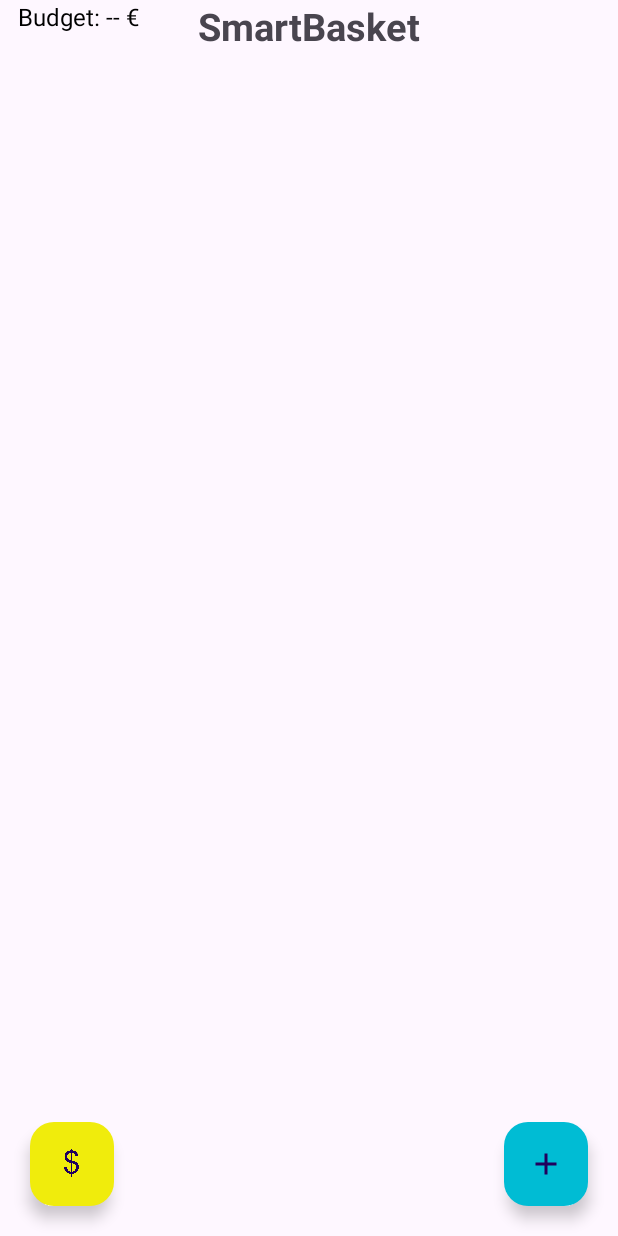
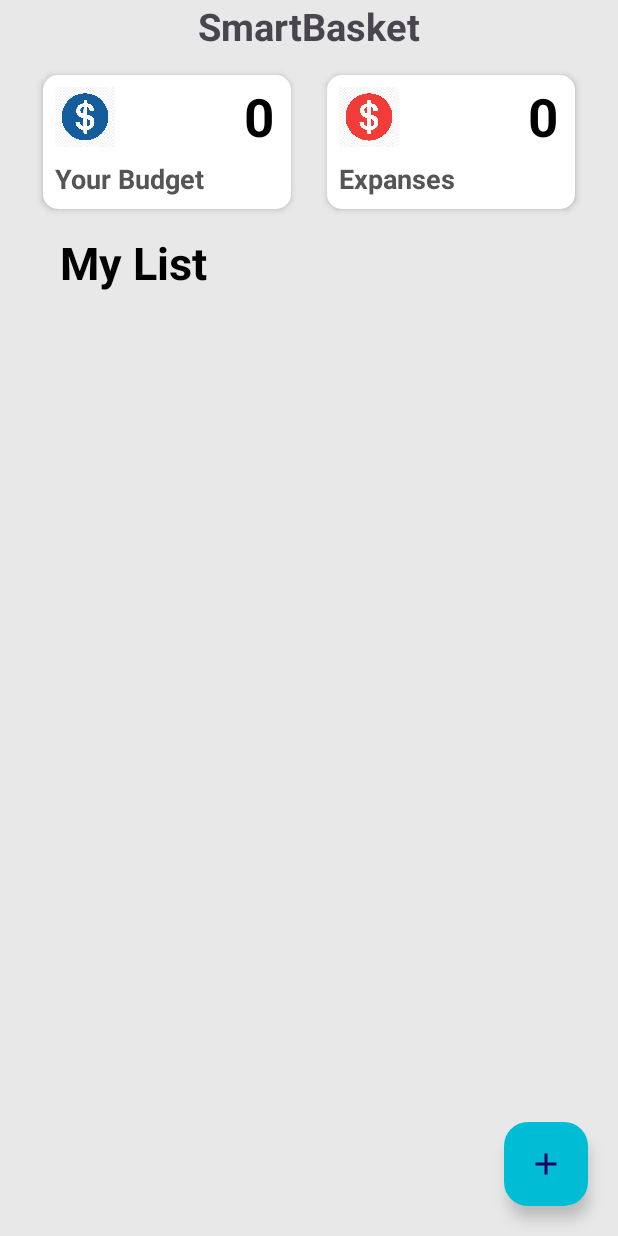
Before and after one commit to LouiseDelarue/ProjectMAD-group3, an Android app: the screen it shows after launch (MainActivity), on a phone screen of 412 x 824 dp. Run offline under Robolectric (Android 15) with nearby library versions, the phone set to English and light mode, and no system bars; libraries missing offline, so code that uses them is left out: it.xabaras.android.

Commit message:
enhanced budget additionals feature incoming...

```diff
--- a/app/src/main/java/com/example/bkyujk/MainActivity.java
+++ b/app/src/main/java/com/example/bkyujk/MainActivity.java
@@ -2,10 +2,15 @@ package com.example.bkyujk;
 
 import android.content.DialogInterface;
 import android.os.Bundle;
+import android.text.InputType;
 import android.view.View;
+import android.widget.EditText;
+import android.widget.RelativeLayout;
 import android.widget.TextView;
+import android.widget.Toast;
 
 import androidx.activity.EdgeToEdge;
+import androidx.appcompat.app.AlertDialog;
 import androidx.appcompat.app.AppCompatActivity;
 import androidx.core.graphics.Insets;
 import androidx.core.view.ViewCompat;
@@ -28,9 +33,8 @@ public class MainActivity extends AppCompatActivity implements OnDialogCloseList
 
     RecyclerView recyclerView;
     FloatingActionButton addButton;
-    FloatingActionButton budgetButton;
     DataBaseHelper myDB;
-    TextView budgetText;
+
     private List<ShoppingListModel> mList;
     private ToDoAdapter adapter;
 
@@ -39,6 +43,9 @@ public class MainActivity extends AppCompatActivity implements OnDialogCloseList
         super.onCreate(savedInstanceState);
         EdgeToEdge.enable(this);
         setContentView(R.layout.activity_main);
+        RelativeLayout budgetContainer = findViewById(R.id.budgetContainer);
+        TextView value1 = findViewById(R.id.value1);
+
         ViewCompat.setOnApplyWindowInsetsListener(findViewById(R.id.main), (v, insets) -> {
             Insets systemBars = insets.getInsets(WindowInsetsCompat.Type.systemBars());
             v.setPadding(systemBars.left, systemBars.top, systemBars.right, systemBars.bottom);
@@ -47,8 +54,7 @@ public class MainActivity extends AppCompatActivity implements OnDialogCloseList
 
         recyclerView = findViewById(R.id.recyclerView);
         addButton = findViewById(R.id.addButton);
-        budgetButton = findViewById(R.id.budgetButton);
-        budgetText = findViewById(R.id.BudgetText);
+
 
         myDB = new DataBaseHelper(MainActivity.this);
         mList = new ArrayList<>();
@@ -69,11 +75,32 @@ public class MainActivity extends AppCompatActivity implements OnDialogCloseList
                 AddNewElem.newInstance().show(getSupportFragmentManager(), AddNewElem.TAG);
             }
         });
-        budgetButton.setOnClickListener(new View.OnClickListener() {
-            @Override
-            public void onClick(View view) {
-                showBudgetDialog();
-            }
+
+        budgetContainer.setOnClickListener(v -> {
+            AlertDialog.Builder builder = new AlertDialog.Builder(MainActivity.this);
+            builder.setTitle("Enter your budget");
+
+            final EditText input = new EditText(MainActivity.this);
+            input.setInputType(
+                    InputType.TYPE_CLASS_NUMBER |
+                    InputType.TYPE_NUMBER_FLAG_DECIMAL);
+            builder.setView(input);
+
+            builder.setPositiveButton("OK", (dialog, which) -> {
+                String enteredValue = input.getText().toString();
+                try {
+                    double budget = Double.parseDouble(enteredValue);
+                    if (budget>0) {
+                        value1.setText(enteredValue);
+                    } else {
+                        Toast.makeText(MainActivity.this, "PLease enter a value greater than 0.", Toast.LENGTH_SHORT).show();
+                    }
+                } catch (NumberFormatException e) {
+                    Toast.makeText(MainActivity.this, "invalid number", Toast.LENGTH_SHORT).show();
+                }
+            });
+            builder.setNegativeButton("Cancel", (dialog, which) -> dialog.cancel());
+            builder.show();
         });
 
         ItemTouchHelper itemTouchHelper = new ItemTouchHelper(new RecyclerViewTouchHelper(adapter));
@@ -87,26 +114,4 @@ public class MainActivity extends AppCompatActivity implements OnDialogCloseList
         adapter.setElements(mList);
         adapter.notifyDataSetChanged();
     }
-
-    private void showBudgetDialog() {
-        final android.widget.EditText input = new android.widget.EditText(this);
-        input.setInputType(android.text.InputType.TYPE_CLASS_NUMBER
-                         | android.text.InputType.TYPE_NUMBER_FLAG_DECIMAL);
-
-        new androidx.appcompat.app.AlertDialog.Builder(this)
-                .setTitle("Set Budget")
-                .setMessage("Enter the budget you want to allocate:")
-                .setView(input)
-                .setPositiveButton("OK", new DialogInterface.OnClickListener() {
-                    public void onClick(DialogInterface dialog, int whichButton) {
-                        String value = input.getText().toString();
-                        if (!value.isEmpty()) {
-                            double budget = Double.parseDouble(value);
-                            budgetText.setText("Budget: " + budget + "€");
-                        }
-                    }
-                })
-                .setNegativeButton("Cancel", null)
-                .show();
-    }
 }
--- /dev/null
+++ b/app/src/main/res/drawable/rounded_corner_for_btn.xml
@@ -0,0 +1,6 @@
+<?xml version="1.0" encoding="utf-8"?>
+<shape android:shape="rectangle"
+    xmlns:android="http://schemas.android.com/apk/res/android">
+    <solid android:color="#FFFFFF" />
+    <corners android:radius="10dp" />
+</shape>
--- a/app/src/main/res/layout/activity_main.xml
+++ b/app/src/main/res/layout/activity_main.xml
@@ -5,6 +5,7 @@
     android:id="@+id/main"
     android:layout_width="match_parent"
     android:layout_height="match_parent"
+    android:background="#E8E8E8"
     tools:context=".MainActivity">
 
     <TextView
@@ -15,7 +16,6 @@
         android:layout_centerHorizontal = "true"
         android:textSize="25sp"
         android:textStyle="bold"
-        android:layout_alignTop="@id/BudgetText"
 
         app:layout_constraintBottom_toBottomOf="parent"
         app:layout_constraintEnd_toEndOf="parent"
@@ -23,22 +23,14 @@
         app:layout_constraintTop_toTopOf="parent" />
 
 
-    <TextView
-        android:id="@+id/BudgetText"
-        android:layout_width="wrap_content"
-        android:layout_height="wrap_content"
-        android:text="Budget: -- €"
-        android:textSize="16sp"
-        android:textColor="#000000"
-        android:layout_alignParentStart="true"
-        android:layout_marginStart="12dp" />
 
     <androidx.recyclerview.widget.RecyclerView
         android:id="@+id/recyclerView"
-                            android:layout_marginTop="10dp"
-            android:layout_width="match_parent"
+        android:layout_width="match_parent"
         android:layout_height="wrap_content"
-            android:nestedScrollingEnabled="true"
+        android:nestedScrollingEnabled="true"
+        android:layout_below="@+id/MyList"/>
+
                                                                                                                                                                                                                     android:layout_below="@+id/textView" />
 
     <com.google.android.material.floatingactionbutton.FloatingActionButton
@@ -51,15 +43,118 @@
         android:src="@drawable/add"
         android:backgroundTint="#00BCD4"/>
 
-    <!-- budget btn -->
-    <com.google.android.material.floatingactionbutton.FloatingActionButton
-        android:id="@+id/budgetButton"
+    <TextView
+        android:id="@+id/MyList"
         android:layout_width="wrap_content"
         android:layout_height="wrap_content"
-        android:layout_alignParentBottom="true"
-        android:layout_alignParentStart="true"
-        android:layout_margin="20dp"
-        android:src="@drawable/ic_budget"
-        android:backgroundTint="#F0EC0C" />
+        android:layout_below="@+id/buttonContainer"
+        android:paddingTop="10dp"
+        android:layout_marginStart="40dp"
+        android:text="My List"
+        android:textColor="#000000"
+        android:textSize="30dp"
+        android:textStyle="bold" />
+
+
+    <LinearLayout
+        android:id="@+id/buttonContainer"
+        android:layout_width="match_parent"
+        android:layout_height="100dp"
+        android:orientation="horizontal"
+        android:layout_below="@+id/textView"
+        android:layout_marginTop="10dp"
+        android:paddingStart="10dp"
+        android:paddingEnd="10dp"
+        android:gravity="center"
+        android:weightSum="2">
+
+        <RelativeLayout
+            android:id="@+id/budgetContainer"
+            android:layout_width="0dp"
+            android:layout_height="89dp"
+            android:layout_marginEnd="12dp"
+            android:layout_weight="0.9"
+            android:elevation="3dp"
+            android:background="@drawable/rounded_corner_for_btn"
+            android:padding="8dp">
+
+            <ImageView
+                android:id="@+id/ic_budget1"
+                android:layout_width="40dp"
+                android:layout_height="40dp"
+                android:layout_alignParentStart="true"
+                android:layout_alignParentTop="true"
+                android:src="@drawable/ic_budget1" />
+
+            <TextView
+                android:id="@+id/value1"
+                android:layout_width="wrap_content"
+                android:layout_height="wrap_content"
+                android:layout_alignParentEnd="true"
+                android:layout_marginTop="-4dp"
+                android:paddingRight="3dp"
+                android:text="0"
+                android:textColor="#000000"
+                android:textSize="35dp"
+                android:textStyle="bold" />
+
+            <TextView
+                android:id="@+id/label1"
+                android:layout_width="wrap_content"
+                android:layout_height="wrap_content"
+                android:layout_alignParentStart="true"
+                android:layout_alignParentBottom="true"
+                android:text="Your Budget"
+                android:textColor="#555555"
+                android:textSize="18dp"
+                android:textStyle="bold" />
+
+
+        </RelativeLayout>
+
+        <RelativeLayout
+            android:layout_width="0dp"
+            android:layout_height="89dp"
+            android:layout_marginStart="12dp"
+            android:layout_weight="0.9"
+            android:elevation="3dp"
+            android:background="@drawable/rounded_corner_for_btn"
+            android:padding="8dp">
+
+            <ImageView
+                android:id="@+id/ic_budget2"
+                android:layout_width="40dp"
+                android:layout_height="40dp"
+                android:layout_alignParentStart="true"
+                android:layout_alignParentTop="true"
+                android:src="@drawable/ic_budget2" />
+
+            <TextView
+                android:id="@+id/value2"
+                android:layout_width="wrap_content"
+                android:layout_height="wrap_content"
+                android:layout_alignParentEnd="true"
+                android:layout_marginTop="-4dp"
+                android:paddingRight="3dp"
+                android:text="0"
+                android:textColor="#000000"
+                android:textSize="35dp"
+                android:textStyle="bold" />
+
+            <TextView
+                android:id="@+id/label2"
+                android:layout_width="wrap_content"
+                android:layout_height="wrap_content"
+                android:layout_alignParentStart="true"
+                android:layout_alignParentBottom="true"
+                android:text="Expanses"
+                android:textColor="#555555"
+                android:textSize="18dp"
+                android:textStyle="bold" />
+
+
+        </RelativeLayout>
+
+    </LinearLayout>
 
 </RelativeLayout>
```
Also changed, not shown: app/src/main/res/drawable/ic_budget.png (deleted), app/src/main/res/drawable/ic_budget1.png (added), app/src/main/res/drawable/ic_budget2.png (added).
